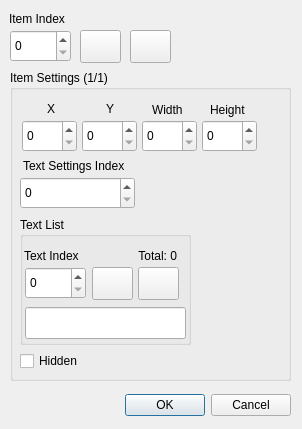
First picture: the form in ui/dialog_flags.ui, repository Yanis002/SaucisseTracker, before the edit.
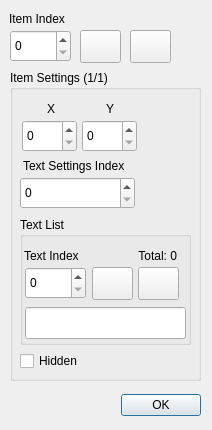
Second picture: the form after the edit. Icons and pictures are not drawn.

Commit message: create flag, extra and font settings dialogs

Diff of the .ui file:
```diff
--- a/ui/dialog_flags.ui
+++ b/ui/dialog_flags.ui
@@ -6,8 +6,8 @@
    <rect>
     <x>0</x>
     <y>0</y>
-    <width>302</width>
-    <height>429</height>
+    <width>212</width>
+    <height>430</height>
    </rect>
   </property>
   <property name="windowTitle">
@@ -18,7 +18,7 @@
     <rect>
      <x>10</x>
      <y>390</y>
-     <width>281</width>
+     <width>191</width>
      <height>31</height>
     </rect>
    </property>
@@ -26,7 +26,7 @@
     <enum>Qt::Orientation::Horizontal</enum>
    </property>
    <property name="standardButtons">
-    <set>QDialogButtonBox::StandardButton::Cancel|QDialogButtonBox::StandardButton::Ok</set>
+    <set>QDialogButtonBox::StandardButton::Ok</set>
    </property>
   </widget>
   <widget class="QSpinBox" name="spinBox_16">
@@ -89,7 +89,7 @@
     <rect>
      <x>10</x>
      <y>70</y>
-     <width>281</width>
+     <width>191</width>
      <height>311</height>
     </rect>
    </property>
@@ -226,19 +226,6 @@
      </rect>
     </property>
    </widget>
-   <widget class="QLabel" name="label_16">
-    <property name="geometry">
-     <rect>
-      <x>200</x>
-      <y>31</y>
-      <width>51</width>
-      <height>18</height>
-     </rect>
-    </property>
-    <property name="text">
-     <string>Height</string>
-    </property>
-   </widget>
    <widget class="QLabel" name="label_15">
     <property name="geometry">
      <rect>
@@ -252,26 +239,6 @@
      <string>X</string>
     </property>
    </widget>
-   <widget class="QSpinBox" name="spinBox_13">
-    <property name="geometry">
-     <rect>
-      <x>132</x>
-      <y>50</y>
-      <width>55</width>
-      <height>32</height>
-     </rect>
-    </property>
-   </widget>
-   <widget class="QSpinBox" name="spinBox_14">
-    <property name="geometry">
-     <rect>
-      <x>192</x>
-      <y>50</y>
-      <width>55</width>
-      <height>32</height>
-     </rect>
-    </property>
-   </widget>
    <widget class="QSpinBox" name="spinBox_15">
     <property name="geometry">
      <rect>
@@ -282,19 +249,6 @@
      </rect>
     </property>
    </widget>
-   <widget class="QLabel" name="label_18">
-    <property name="geometry">
-     <rect>
-      <x>142</x>
-      <y>31</y>
-      <width>41</width>
-      <height>18</height>
-     </rect>
-    </property>
-    <property name="text">
-     <string>Width</string>
-    </property>
-   </widget>
    <widget class="QLabel" name="label_17">
     <property name="geometry">
      <rect>
```
The commit also changes 9 other files.
